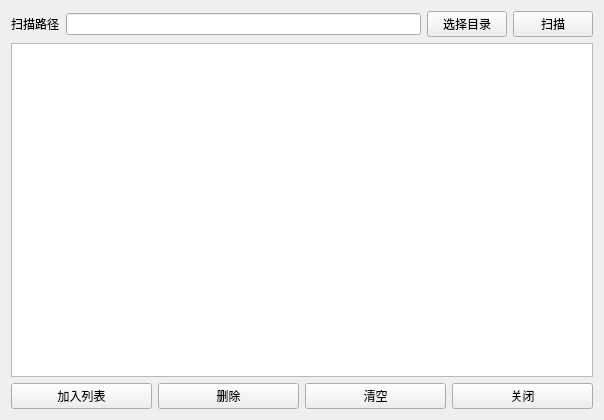
Above: qtcore/FileManage/ScanCFCFile/ScanCFCFileWidget.ui from peakedshout/cfc-fileManage before the change. Below: the same form after it.
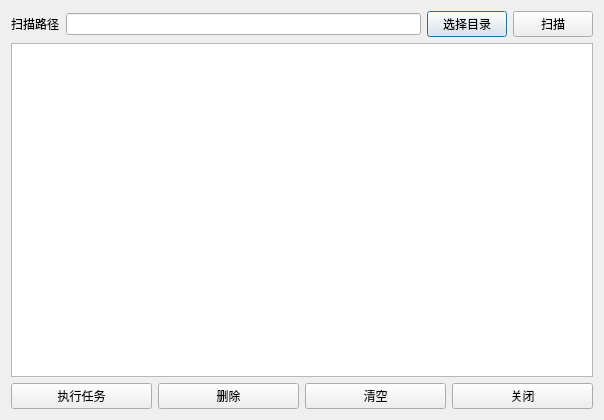
That is the form after the change.

The edit to the form file:
```diff
--- a/qtcore/FileManage/ScanCFCFile/ScanCFCFileWidget.ui
+++ b/qtcore/FileManage/ScanCFCFile/ScanCFCFileWidget.ui
@@ -1,7 +1,7 @@
 <?xml version="1.0" encoding="UTF-8"?>
 <ui version="4.0">
  <class>ScanCFCFileWidget</class>
- <widget class="QWidget" name="ScanCFCFileWidget">
+ <widget class="QDialog" name="ScanCFCFileWidget">
   <property name="geometry">
    <rect>
     <x>0</x>
@@ -50,7 +50,7 @@
      <item>
       <widget class="QPushButton" name="pushButton_AddList">
        <property name="text">
-        <string>加入列表</string>
+        <string>执行任务</string>
        </property>
       </widget>
      </item>
```
